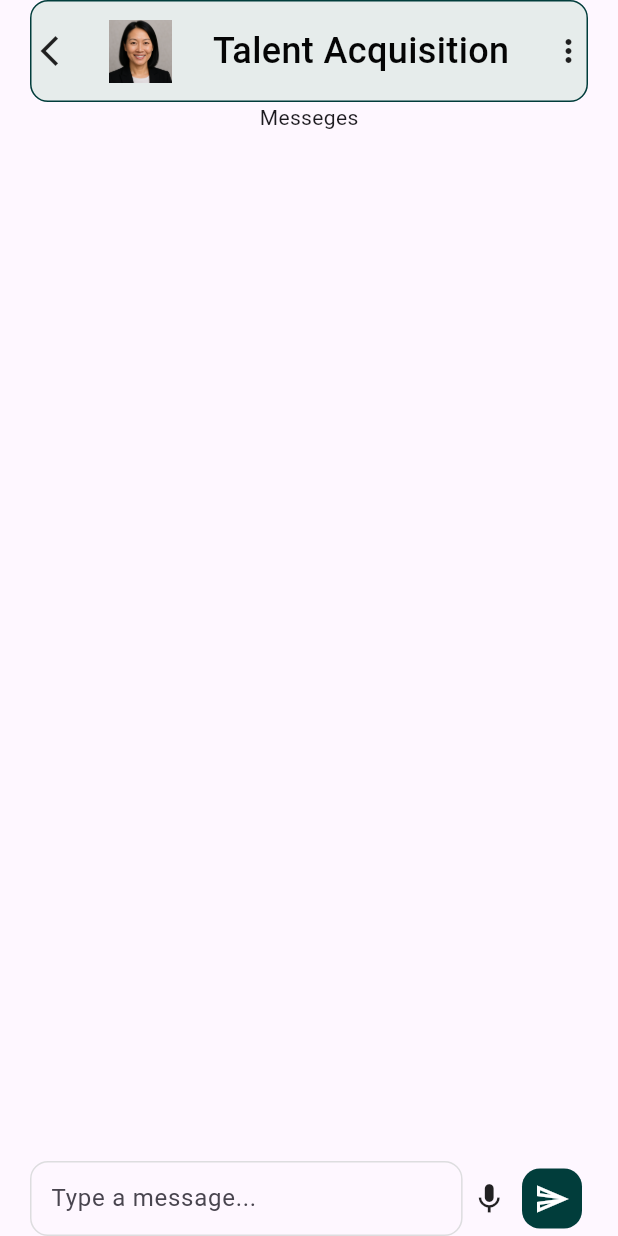
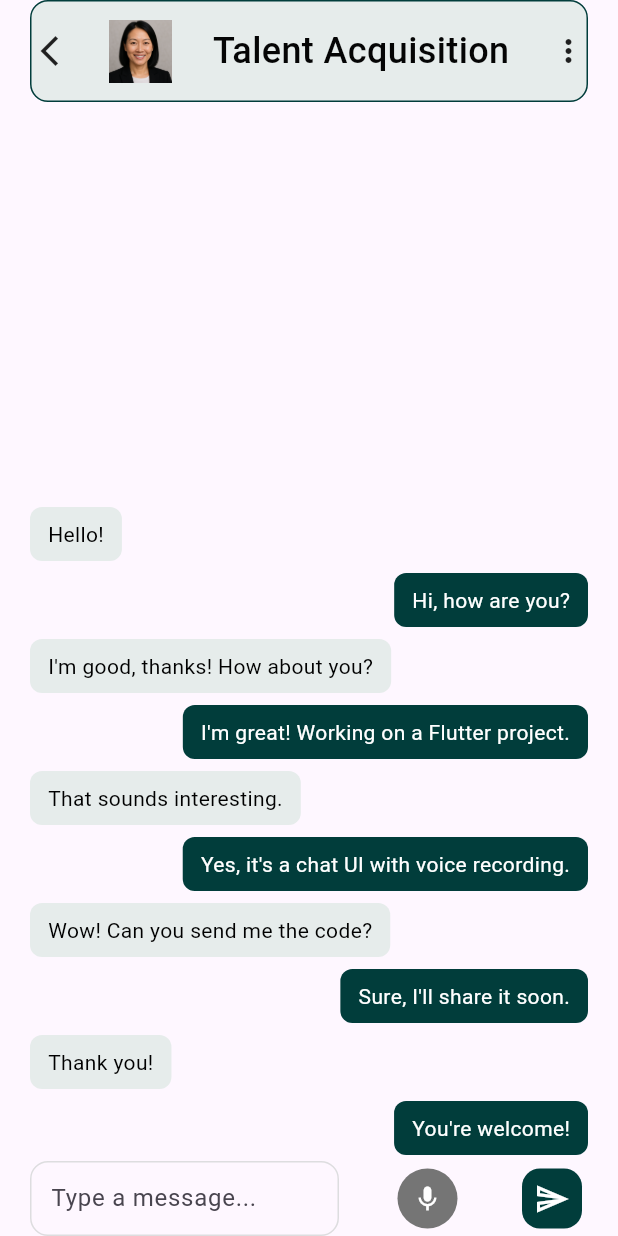
Before and after one commit to rayhantmt/Damaged303, a Flutter app: the CahtView screen opened directly, after a tap on the "send" icon, on a phone screen of 412 x 824 dp. Run offline on Flutter 3.47's test engine with Material 3 defaults, Android fonts, the phone set to English and light mode, and no system bars; our stand-ins replace get, permission_handler; missing offline and left inert: record.

Commit message:
chat ui almost done

```diff
--- a/lib/app/modules/chat/caht_view.dart
+++ b/lib/app/modules/chat/caht_view.dart
@@ -1,13 +1,18 @@
+import 'package:damaged303/app/modules/chat/chat_controller.dart';
 import 'package:damaged303/app/utils/app_colors.dart';
 import 'package:flutter/material.dart';
 import 'package:get/get.dart';
 
 class CahtView extends StatelessWidget {
-  const CahtView({super.key, this.chat_name, this.chat_imng});
+  final TextEditingController textController = TextEditingController();
+  CahtView({super.key, this.chat_name, this.chat_imng});
   final String? chat_name;
   final String? chat_imng;
+
   @override
   Widget build(BuildContext context) {
+    final VoiceController voiceController = Get.put(VoiceController());
+
     return Scaffold(
       body: SafeArea(
         child: Padding(
@@ -48,9 +53,45 @@ class CahtView extends StatelessWidget {
                   borderRadius: BorderRadius.circular(12),
                 ),
               ),
+
               Expanded(
-                child: SingleChildScrollView(
-                  child: Center(child: Text('Messeges')),
+                child: Obx(
+                  () => ListView.builder(
+                    itemCount: voiceController.messages.length,
+                    reverse: true,
+                    itemBuilder: (context, index) {
+                      final msg =
+                          voiceController.messages[voiceController
+                                  .messages
+                                  .length -
+                              1 -
+                              index];
+                      return Align(
+                        alignment: msg.isMe
+                            ? Alignment.centerRight
+                            : Alignment.centerLeft,
+                        child: Container(
+                          margin: EdgeInsets.symmetric(vertical: 4),
+                          padding: EdgeInsets.symmetric(
+                            horizontal: 12,
+                            vertical: 8,
+                          ),
+                          decoration: BoxDecoration(
+                            color: msg.isMe
+                                ? AppColors.primarycolor
+                                : Color(0xffE6ECEB),
+                            borderRadius: BorderRadius.circular(8),
+                          ),
+                          child: Text(
+                            msg.text,
+                            style: TextStyle(
+                              color: msg.isMe ? Colors.white : Colors.black,
+                            ),
+                          ),
+                        ),
+                      );
+                    },
+                  ),
                 ),
               ),
 
@@ -62,19 +103,45 @@ class CahtView extends StatelessWidget {
                   children: [
                     Container(
                       child: TextFormField(
+                        controller: textController,
                         decoration: InputDecoration(
                           hintText: '   Type a message...',
                           border: InputBorder.none,
                         ),
+                        onFieldSubmitted: (value) {
+                          voiceController.sendTextMessage(value);
+                          textController.clear();
+                        },
                       ),
-                      width: Get.width * .70,
-
+                      width: Get.width * .50,
                       decoration: BoxDecoration(
                         border: Border.all(width: 1, color: Color(0xffDDDDDF)),
                         borderRadius: BorderRadius.circular(12),
                       ),
                     ),
-                    Icon(Icons.mic),
+
+                    Obx(
+                      () => GestureDetector(
+                        onLongPress: () => voiceController.startRecording(),
+                        onLongPressUp: () => voiceController.stopRecording(),
+                        onLongPressCancel: () =>
+                            voiceController.cancelRecording(),
+                        child: CircleAvatar(
+                          backgroundColor: voiceController.isRecording.value
+                              ? Colors.red
+                              : Colors.grey.shade600,
+                          radius: 20,
+                          child: Icon(
+                            voiceController.isRecording.value
+                                ? Icons.mic_none
+                                : Icons.mic,
+                            color: Colors.white,
+                            size: 20,
+                          ),
+                        ),
+                      ),
+                    ),
+
                     IconButton.filled(
                       style: IconButton.styleFrom(
                         backgroundColor: AppColors.primarycolor,
@@ -82,7 +149,10 @@ class CahtView extends StatelessWidget {
                           borderRadius: BorderRadius.circular(12),
                         ),
                       ),
-                      onPressed: () {},
+                      onPressed: () {
+                        voiceController.sendTextMessage(textController.text);
+                        textController.clear();
+                      },
                       icon: Icon(Icons.send_outlined),
                     ),
                   ],
--- a/lib/app/modules/chat/chat_controller.dart
+++ b/lib/app/modules/chat/chat_controller.dart
@@ -0,0 +1,65 @@
+import 'package:get/get.dart';
+import 'package:permission_handler/permission_handler.dart';
+import 'package:record/record.dart';
+import 'package:path_provider/path_provider.dart';
+import 'dart:io';
+import 'package:damaged303/app/modules/chat/chat_model.dart';
+
+class VoiceController extends GetxController {
+  final _recorder = AudioRecorder(); // ✅ Use this instead of Record()
+  var isRecording = false.obs;
+  String? lastRecordedFile;
+
+  var messages = <ChatMessage>[].obs;
+
+  @override
+  void onInit() {
+    super.onInit();
+    if (messages.isEmpty) {
+      messages.addAll(dummyMessages);
+    }
+  }
+
+  void sendTextMessage(String text) {
+    if (text.trim().isNotEmpty) {
+      messages.add(
+        ChatMessage(text: text.trim(), isMe: true, time: DateTime.now()),
+      );
+    }
+  }
+
+  // Removed duplicate onInit
+
+  Future<void> startRecording() async {
+    final permission = await Permission.microphone.request();
+    if (!permission.isGranted) return;
+
+    if (await _recorder.hasPermission()) {
+      final dir = await getApplicationDocumentsDirectory();
+      final filePath =
+          '${dir.path}/recorded_audio_${DateTime.now().millisecondsSinceEpoch}.m4a';
+      await _recorder.start(const RecordConfig(), path: filePath);
+      isRecording.value = true;
+    }
+  }
+
+  Future<void> stopRecording() async {
+    final path = await _recorder.stop();
+    isRecording.value = false;
+
+    if (path != null) {
+      lastRecordedFile = path;
+      print("Recorded file path: $path");
+      // Add a message to the chat when recording is stopped
+      messages.add(
+        ChatMessage(text: '[Voice message]', isMe: true, time: DateTime.now()),
+      );
+    }
+  }
+
+  Future<void> cancelRecording() async {
+    await _recorder.stop();
+    isRecording.value = false;
+    print("Recording cancelled");
+  }
+}
--- a/lib/app/modules/chat/chat_model.dart
+++ b/lib/app/modules/chat/chat_model.dart
@@ -1 +1,60 @@
-class ChatModel {}
+class ChatMessage {
+  final String text;
+  final bool isMe;
+  final DateTime time;
+
+  ChatMessage({required this.text, required this.isMe, required this.time});
+}
+
+final List<ChatMessage> dummyMessages = [
+  ChatMessage(
+    text: "Hello!",
+    isMe: false,
+    time: DateTime.now().subtract(Duration(minutes: 10)),
+  ),
+  ChatMessage(
+    text: "Hi, how are you?",
+    isMe: true,
+    time: DateTime.now().subtract(Duration(minutes: 9)),
+  ),
+  ChatMessage(
+    text: "I'm good, thanks! How about you?",
+    isMe: false,
+    time: DateTime.now().subtract(Duration(minutes: 8)),
+  ),
+  ChatMessage(
+    text: "I'm great! Working on a Flutter project.",
+    isMe: true,
+    time: DateTime.now().subtract(Duration(minutes: 7)),
+  ),
+  ChatMessage(
+    text: "That sounds interesting.",
+    isMe: false,
+    time: DateTime.now().subtract(Duration(minutes: 6)),
+  ),
+  ChatMessage(
+    text: "Yes, it's a chat UI with voice recording.",
+    isMe: true,
+    time: DateTime.now().subtract(Duration(minutes: 5)),
+  ),
+  ChatMessage(
+    text: "Wow! Can you send me the code?",
+    isMe: false,
+    time: DateTime.now().subtract(Duration(minutes: 4)),
+  ),
+  ChatMessage(
+    text: "Sure, I'll share it soon.",
+    isMe: true,
+    time: DateTime.now().subtract(Duration(minutes: 3)),
+  ),
+  ChatMessage(
+    text: "Thank you!",
+    isMe: false,
+    time: DateTime.now().subtract(Duration(minutes: 2)),
+  ),
+  ChatMessage(
+    text: "You're welcome!",
+    isMe: true,
+    time: DateTime.now().subtract(Duration(minutes: 1)),
+  ),
+];
--- a/pubspec.yaml
+++ b/pubspec.yaml
@@ -35,6 +35,9 @@ dependencies:
   # Use with the CupertinoIcons class for iOS style icons.
   cupertino_icons: ^1.0.8
   get: ^4.7.2
+  record: ^6.0.0
+  permission_handler: ^12.0.0+1
+  path_provider: ^2.1.5
 
 dev_dependencies:
   flutter_test:
```
Also changed, not shown: pubspec.lock, 7 other files.
